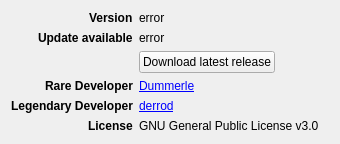
Before: the Qt Designer form rare/ui/components/tabs/settings/about.ui in RareDevs/Rare, drawn with Qt 5.
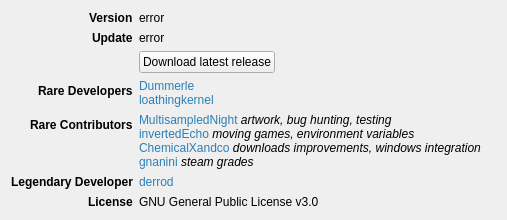
After: the same form once the commit is applied.

Commit message:
About: Update page
* Check for updates each time the page is visited
* Updated links, developers and contributors.
* Use a less difficult to read color for links

The check for updates still happens at startup, there is now a
subsequent check every time the about label is visited.

The update check should be moved into RareCore itself in the future.

```diff
--- a/rare/ui/components/tabs/settings/about.ui
+++ b/rare/ui/components/tabs/settings/about.ui
@@ -6,8 +6,8 @@
    <rect>
     <x>0</x>
     <y>0</y>
-    <width>340</width>
-    <height>142</height>
+    <width>507</width>
+    <height>210</height>
    </rect>
   </property>
   <property name="windowTitle">
@@ -46,7 +46,7 @@
       </font>
      </property>
      <property name="text">
-      <string>Update available</string>
+      <string>Update</string>
      </property>
     </widget>
    </item>
@@ -79,7 +79,7 @@
       </font>
      </property>
      <property name="text">
-      <string>Rare Developer</string>
+      <string>Rare Developers</string>
      </property>
     </widget>
    </item>
@@ -89,14 +89,16 @@
       <string>Github</string>
      </property>
      <property name="text">
-      <string notr="true">&lt;a href='https://github.com/Dummerle'&gt;Dummerle&lt;/a&gt;</string>
+      <string notr="true">&lt;a href='https://github.com/Dummerle' style='color: #2980b9; text-decoration:none'&gt;Dummerle&lt;/a&gt;
+&lt;br&gt;
+&lt;a href='https://github.com/loathingkernel' style='color: #2980b9; text-decoration:none'&gt;loathingkernel&lt;/a&gt;</string>
      </property>
      <property name="openExternalLinks">
       <bool>true</bool>
      </property>
     </widget>
    </item>
-   <item row="4" column="0">
+   <item row="5" column="0">
     <widget class="QLabel" name="lgd_dev_label">
      <property name="font">
       <font>
@@ -109,20 +111,20 @@
      </property>
     </widget>
    </item>
-   <item row="4" column="1">
+   <item row="5" column="1">
     <widget class="QLabel" name="lgd_dev">
      <property name="toolTip">
       <string>Github</string>
      </property>
      <property name="text">
-      <string notr="true">&lt;a href='https://github.com/derrod/'&gt;derrod&lt;/a&gt;</string>
+      <string notr="true">&lt;a href='https://github.com/derrod/' style='color: #2980b9; text-decoration:none'&gt;derrod&lt;/a&gt;</string>
      </property>
      <property name="openExternalLinks">
       <bool>true</bool>
      </property>
     </widget>
    </item>
-   <item row="5" column="0">
+   <item row="6" column="0">
     <widget class="QLabel" name="license_label">
      <property name="font">
       <font>
@@ -135,13 +137,39 @@
      </property>
     </widget>
    </item>
-   <item row="5" column="1">
+   <item row="6" column="1">
     <widget class="QLabel" name="license">
      <property name="text">
       <string>GNU General Public License v3.0</string>
      </property>
     </widget>
    </item>
+   <item row="4" column="0">
+    <widget class="QLabel" name="contrib_label">
+     <property name="font">
+      <font>
+       <weight>75</weight>
+       <bold>true</bold>
+      </font>
+     </property>
+     <property name="text">
+      <string>Rare Contributors</string>
+     </property>
+    </widget>
+   </item>
+   <item row="4" column="1">
+    <widget class="QLabel" name="label">
+     <property name="text">
+      <string notr="true">&lt;a href='https://github.com/MultisampledNight' style='color: #2980b9; text-decoration:none'&gt;MultisampledNight&lt;/a&gt; &lt;i&gt;artwork, bug hunting, testing&lt;/i&gt;
+&lt;br&gt;
+&lt;a href='https://github.com/invertedEcho' style='color: #2980b9; text-decoration:none'&gt;invertedEcho&lt;/a&gt; &lt;i&gt;moving games, environment variables&lt;/i&gt;
+&lt;br&gt;
+&lt;a href='https://github.com/ChemicalXandco' style='color: #2980b9; text-decoration:none'&gt;ChemicalXandco&lt;/a&gt; &lt;i&gt;downloads improvements, windows integration&lt;/i&gt;
+&lt;br&gt;
+&lt;a href='https://github.com/gnanini' style='color: #2980b9; text-decoration:none'&gt;gnanini&lt;/a&gt; &lt;i&gt;steam grades&lt;/i&gt;</string>
+     </property>
+    </widget>
+   </item>
   </layout>
  </widget>
  <resources/>
```
The commit also changes 4 other files.
